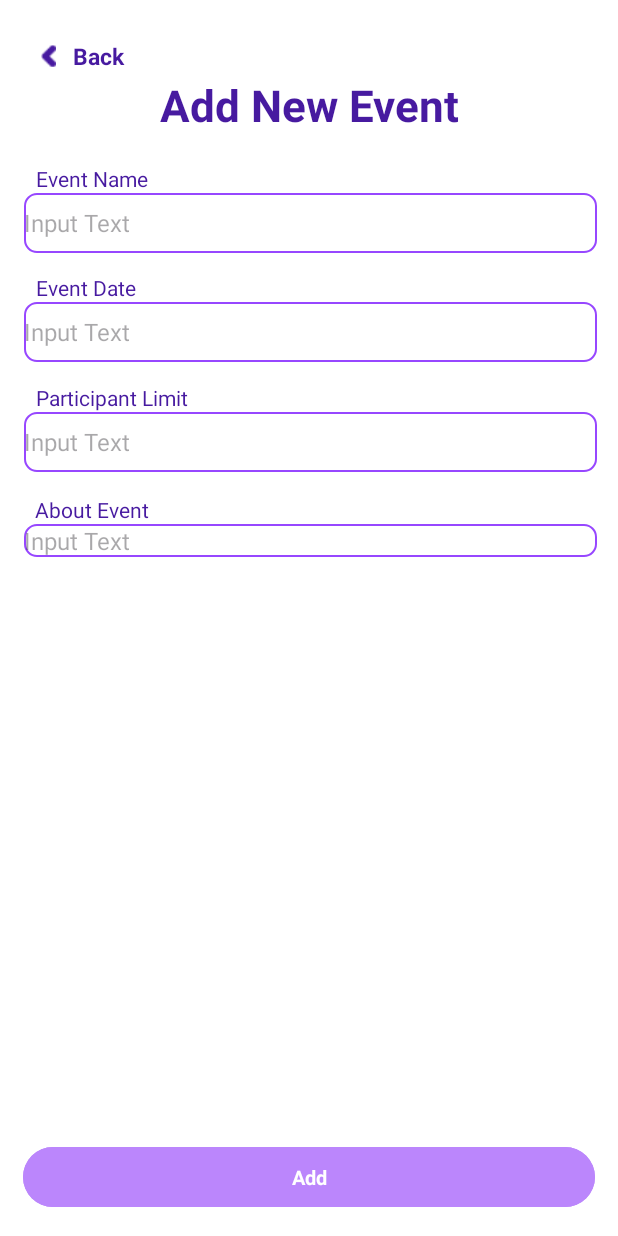
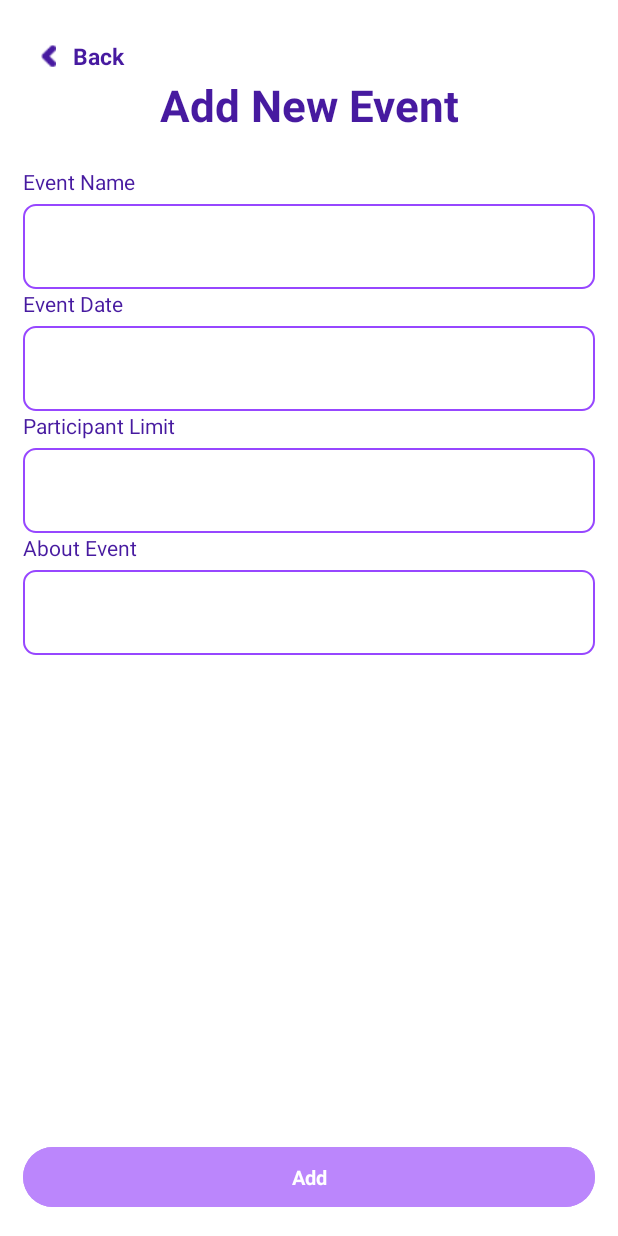
Before and after one commit to Bebsi5/CSCB07-Project, an Android app: the AddEvent screen opened directly, with no data from a screen before it, on a phone screen of 412 x 824 dp. Run offline under Robolectric (Android 15) with nearby library versions, the phone set to English and light mode, and no system bars; our stand-ins replace Firebase (no records; nobody signed in at launch, a user with empty details on screens opened directly).

Commit message:
Modified layouts

```diff
--- a/app/src/main/res/layout/activity_add_new_event.xml
+++ b/app/src/main/res/layout/activity_add_new_event.xml
@@ -6,14 +6,13 @@ android:layout_width="match_parent"
 android:layout_height="match_parent"
 android:background="@color/white"
 tools:context=".events.AddEvent">
-
     <RelativeLayout
         android:id="@+id/navigationBar"
         android:layout_width="match_parent"
         android:layout_height="96dp"
         android:layout_marginBottom="13dp"
         android:background="@color/white"
-    app:layout_constraintBottom_toTopOf="@+id/label1"
+        app:layout_constraintBottom_toTopOf="@+id/input_fields"
         app:layout_constraintEnd_toEndOf="parent"
         app:layout_constraintStart_toStartOf="parent"
         app:layout_constraintTop_toTopOf="parent">
@@ -60,138 +59,91 @@ tools:context=".events.AddEvent">
 
     </RelativeLayout>
 
-<TextView
-    android:id="@+id/label1"
-    android:layout_width="wrap_content"
-    android:layout_height="wrap_content"
+    <LinearLayout
+        android:id="@+id/input_fields"
+        android:layout_width="match_parent"
+        android:layout_height="567dp"
         android:layout_below="@id/navigationBar"
-    android:layout_alignParentStart="true"
-    android:layout_marginStart="23dp"
-    android:layout_marginTop="13dp"
-    android:layout_marginEnd="313dp"
-    android:text="@string/event_name"
-    android:textAppearance="@style/headline_7"
+        android:orientation="vertical"
+        android:padding="15dp"
         app:layout_constraintEnd_toEndOf="parent"
         app:layout_constraintStart_toStartOf="parent"
-    app:layout_constraintTop_toBottomOf="@+id/navigationBar" />
-
-<!--will need to add an action for actionDone.
-You may need to listen for the "Done" action
-and define what should happen when the user taps it,
-typically by setting an OnEditorActionListener in your code.-->
-
-<!-- Button at the Bottom -->
+        app:layout_constraintTop_toBottomOf="@+id/navigationBar">
 
         <TextView
-    android:id="@+id/label2"
-    android:layout_width="wrap_content"
+            android:layout_width="match_parent"
             android:layout_height="wrap_content"
-    android:layout_below="@id/event_detail_name"
-    android:layout_alignParentStart="true"
-    android:layout_marginStart="23dp"
-    android:layout_marginTop="13dp"
-    android:layout_marginEnd="321dp"
-    android:text="@string/event_date"
-    android:textAppearance="@style/headline_7"
-    app:layout_constraintEnd_toEndOf="parent"
-    app:layout_constraintStart_toStartOf="parent"
-    app:layout_constraintTop_toBottomOf="@+id/event_detail_name" />
+            android:text="@string/event_name"
+            android:textAppearance="@style/headline_7" />
+
+        <com.google.android.material.textfield.TextInputLayout
+            android:layout_width="match_parent"
+            android:layout_height="wrap_content">
+
+            <com.google.android.material.textfield.TextInputEditText
+                android:id="@+id/event_detail_name"
+                android:layout_width="match_parent"
+                android:layout_height="wrap_content"
+                android:background="@drawable/input_text_box"
+                android:textSize="16sp" />
+        </com.google.android.material.textfield.TextInputLayout>
 
         <TextView
-    android:id="@+id/label3"
-    android:layout_width="wrap_content"
+            android:layout_width="match_parent"
             android:layout_height="wrap_content"
-    android:layout_below="@id/event_date"
-    android:layout_alignParentStart="true"
-    android:layout_marginStart="23dp"
-    android:layout_marginTop="14dp"
-    android:layout_marginEnd="285dp"
-    android:text="@string/event_participantLimit"
-    android:textAppearance="@style/headline_7"
-    app:layout_constraintEnd_toEndOf="parent"
-    app:layout_constraintStart_toStartOf="parent"
-    app:layout_constraintTop_toBottomOf="@+id/event_date" />
+            android:text="@string/event_date"
+            android:textAppearance="@style/headline_7" />
+
+        <com.google.android.material.textfield.TextInputLayout
+            android:layout_width="match_parent"
+            android:layout_height="wrap_content">
+
+            <com.google.android.material.textfield.TextInputEditText
+                android:id="@+id/event_date"
+                android:layout_width="match_parent"
+                android:layout_height="wrap_content"
+                android:background="@drawable/input_text_box"
+                android:textSize="16sp" />
+        </com.google.android.material.textfield.TextInputLayout>
 
         <TextView
-    android:id="@+id/label4"
-    android:layout_width="wrap_content"
+            android:layout_width="match_parent"
             android:layout_height="wrap_content"
-    android:layout_below="@id/participant_limit"
-    android:layout_alignParentStart="true"
-    android:layout_marginStart="23dp"
-    android:layout_marginTop="15dp"
-    android:layout_marginEnd="313dp"
+            android:text="@string/event_participantLimit"
+            android:textAppearance="@style/headline_7" />
+
+        <com.google.android.material.textfield.TextInputLayout
+            android:layout_width="match_parent"
+            android:layout_height="wrap_content">
+
+            <com.google.android.material.textfield.TextInputEditText
+                android:id="@+id/participant_limit"
+                android:layout_width="match_parent"
+                android:layout_height="wrap_content"
+                android:background="@drawable/input_text_box"
+                android:inputType="number"
+                android:textSize="16sp" />
+        </com.google.android.material.textfield.TextInputLayout>
+
+        <TextView
+            android:layout_width="match_parent"
+            android:layout_height="wrap_content"
             android:text="@string/event_details"
-    android:textAppearance="@style/headline_7"
-    app:layout_constraintEnd_toEndOf="parent"
-    app:layout_constraintStart_toStartOf="parent"
-    app:layout_constraintTop_toBottomOf="@+id/participant_limit" />
+            android:textAppearance="@style/headline_7" />
 
-<EditText
-    android:id="@+id/event_detail_name"
-    android:layout_width="0dp"
-    android:layout_height="40dp"
-    android:layout_below="@id/navigationBar"
-    android:layout_alignParentStart="true"
-    android:layout_alignParentEnd="true"
-    android:layout_marginStart="16dp"
-    android:layout_marginEnd="14dp"
+        <com.google.android.material.textfield.TextInputLayout
+            android:layout_width="match_parent"
+            android:layout_height="wrap_content">
+
+            <com.google.android.material.textfield.TextInputEditText
+                android:id="@+id/event_details"
+                android:layout_width="match_parent"
+                android:layout_height="wrap_content"
                 android:background="@drawable/input_text_box"
-    android:hint="Input Text"
-    android:textSize="16sp"
-    app:layout_constraintEnd_toEndOf="parent"
-    app:layout_constraintStart_toStartOf="parent"
-    app:layout_constraintTop_toBottomOf="@+id/label1" />
-
-<EditText
-    android:id="@+id/event_date"
-    android:layout_width="0dp"
-    android:layout_height="40dp"
-    android:layout_below="@id/event_detail_name"
-    android:layout_alignParentStart="true"
-    android:layout_alignParentEnd="true"
-    android:layout_marginStart="16dp"
-    android:layout_marginEnd="14dp"
-    android:background="@drawable/input_text_box"
-    android:hint="Input Text"
-    android:textSize="16sp"
-    app:layout_constraintEnd_toEndOf="parent"
-    app:layout_constraintStart_toStartOf="parent"
-    app:layout_constraintTop_toBottomOf="@+id/label2" />
-
-<EditText
-    android:id="@+id/participant_limit"
-    android:layout_width="0dp"
-    android:layout_height="40dp"
-    android:layout_below="@id/event_date"
-    android:layout_alignParentStart="true"
-    android:layout_alignParentEnd="true"
-    android:layout_marginStart="16dp"
-    android:layout_marginEnd="14dp"
-    android:background="@drawable/input_text_box"
-    android:hint="Input Text"
-    android:inputType="number"
-    android:textSize="16sp"
-    app:layout_constraintEnd_toEndOf="parent"
-    app:layout_constraintStart_toStartOf="parent"
-    app:layout_constraintTop_toBottomOf="@+id/label3" />
-
-<EditText
-    android:id="@+id/event_details"
-    android:layout_width="0dp"
-    android:layout_height="wrap_content"
-    android:layout_below="@id/participant_limit"
-    android:layout_alignParentStart="true"
-    android:layout_alignParentEnd="true"
-    android:layout_marginStart="16dp"
-    android:layout_marginEnd="14dp"
-    android:background="@drawable/input_text_box"
-    android:hint="Input Text"
                 android:inputType="textMultiLine"
-    android:textSize="16sp"
-    app:layout_constraintEnd_toEndOf="parent"
-    app:layout_constraintStart_toStartOf="parent"
-    app:layout_constraintTop_toBottomOf="@+id/label4" />
+                android:textSize="16sp" />
+        </com.google.android.material.textfield.TextInputLayout>
+    </LinearLayout>
 
 <Button
     android:id="@+id/add_event_Button"
--- a/app/src/main/res/layout/activity_event_details.xml
+++ b/app/src/main/res/layout/activity_event_details.xml
@@ -8,14 +8,15 @@
     android:background="@color/white"
     tools:context=".events.EventDetails">
 
+
     <!-- Navigation Bar -->
     <RelativeLayout
         android:id="@+id/navigationBar"
-        android:layout_width="match_parent"
-        android:layout_height="96dp"
+        android:layout_width="413dp"
+        android:layout_height="73dp"
         android:layout_marginBottom="11dp"
         android:background="@color/white"
-        app:layout_constraintBottom_toTopOf="@+id/eventDetailNameContainer"
+        app:layout_constraintBottom_toTopOf="@+id/scroll_view"
         app:layout_constraintEnd_toEndOf="parent"
         app:layout_constraintStart_toStartOf="parent"
         app:layout_constraintTop_toTopOf="parent">
@@ -35,8 +36,8 @@
                 android:layout_marginLeft="24dp"
                 android:layout_marginTop="7dp"
                 android:gravity="center"
-                android:textAppearance="@style/back_button"
-                android:text="@string/back_button" />
+                android:text="@string/back_button"
+                android:textAppearance="@style/back_button" />
 
             <ImageView
                 android:id="@+id/vector"
@@ -62,17 +63,26 @@
 
     </RelativeLayout>
 
-    <RelativeLayout
+    <ScrollView
+        android:id="@+id/scroll_view"
+        android:layout_width="match_parent"
+        android:layout_height="0dp"
+        android:layout_weight="1"
+        app:layout_constraintTop_toBottomOf="@+id/navigationBar"
+        app:layout_constraintBottom_toTopOf="@+id/rsvpButton">
+
+        <LinearLayout
+            android:layout_width="match_parent"
+            android:layout_height="wrap_content"
+            android:orientation="vertical"
+            android:paddingLeft="20dp">
+
+            <LinearLayout
                 android:id="@+id/eventDetailNameContainer"
                 android:layout_width="match_parent"
                 android:layout_height="wrap_content"
-        android:layout_marginStart="20dp"
-        android:layout_marginBottom="25dp"
-        android:gravity="top"
-        app:layout_constraintBottom_toTopOf="@+id/eventDetails"
-        app:layout_constraintEnd_toStartOf="@+id/rsvpButton"
-        app:layout_constraintStart_toStartOf="parent"
-        app:layout_constraintTop_toBottomOf="@+id/navigationBar">
+                android:orientation="vertical"
+                android:paddingBottom="15dp">
 
                 <TextView
                     android:id="@+id/eventDetailName"
@@ -101,42 +111,34 @@
                     android:layout_marginTop="5dp"
                     android:text="@string/event_participantLimit"
                     android:textAppearance="@style/headline_5" />
-    </RelativeLayout>
 
+            </LinearLayout>
+
+            <TextView
+                android:id="@+id/eventDetails"
+                android:layout_width="369dp"
+                android:layout_height="wrap_content"
+                android:lineSpacingExtra="3sp"
+                android:text="@string/lorem_ipsum"
+                android:textAppearance="@style/paragraph" />
+
+        </LinearLayout>
+    </ScrollView>
 
     <Button
         android:id="@+id/rsvpButton"
         android:layout_width="wrap_content"
         android:layout_height="wrap_content"
         android:layout_marginStart="297dp"
-        android:layout_marginTop="236dp"
         android:layout_marginEnd="26dp"
-        android:layout_marginBottom="30dp"
+        android:layout_marginBottom="26dp"
+        android:backgroundTint="@color/purple_200"
+        android:text="@string/rsvp_button"
+        android:textAppearance="@style/button"
+
         app:layout_constraintBottom_toBottomOf="parent"
         app:layout_constraintEnd_toEndOf="parent"
-        app:layout_constraintStart_toStartOf="parent"
-        app:layout_constraintTop_toBottomOf="@+id/eventDetails"
+        app:layout_constraintStart_toStartOf="parent" />
 
-        android:backgroundTint="@color/purple_200"
-        android:text="@string/rsvp_button"
-        android:textAppearance="@style/button"/>
-
-    <TextView
-        android:id="@+id/eventDetails"
-        android:layout_width="374dp"
-        android:layout_height="227dp"
-        android:layout_centerHorizontal="true"
-        android:layout_centerVertical="true"
-        android:layout_marginStart="18dp"
-        android:layout_marginTop="26dp"
-        android:layout_marginEnd="19dp"
-        android:gravity="top"
-        android:lineSpacingExtra="3sp"
-        android:text="@string/paragraph"
-        android:textAppearance="@style/paragraph"
-        android:translationY="-1.32sp"
-        app:layout_constraintEnd_toEndOf="parent"
-        app:layout_constraintStart_toStartOf="parent"
-        app:layout_constraintTop_toBottomOf="@+id/eventDetailNameContainer" />
 
 </androidx.constraintlayout.widget.ConstraintLayout>
```
Lines whose indentation alone changed are shown as unchanged.
